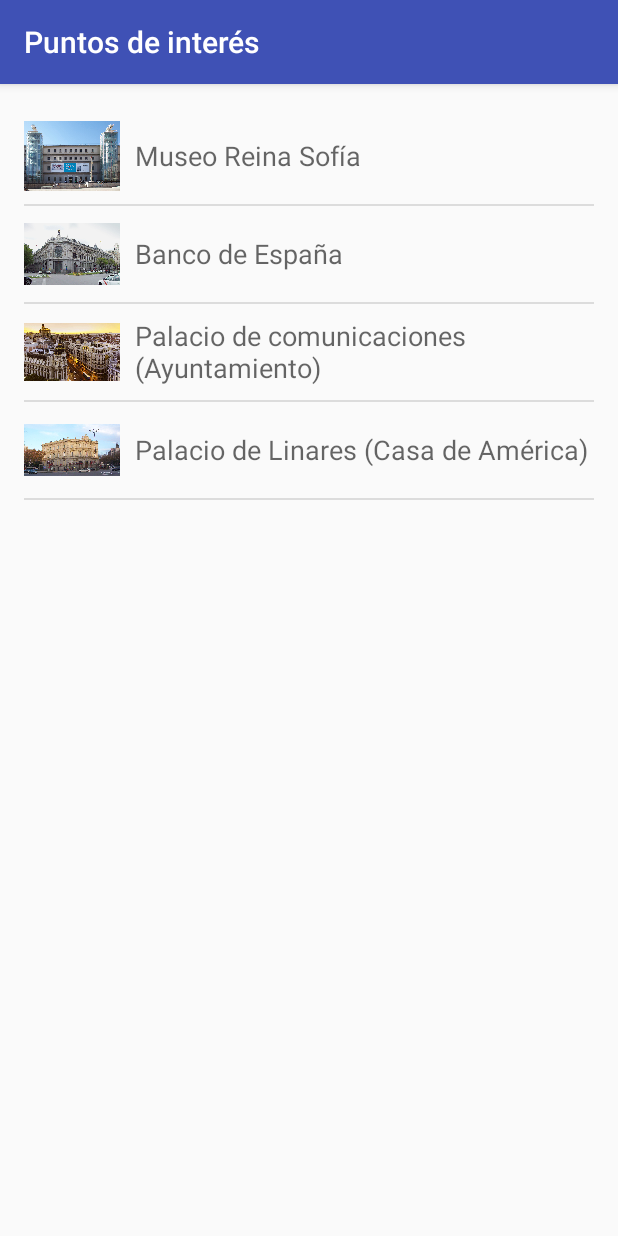
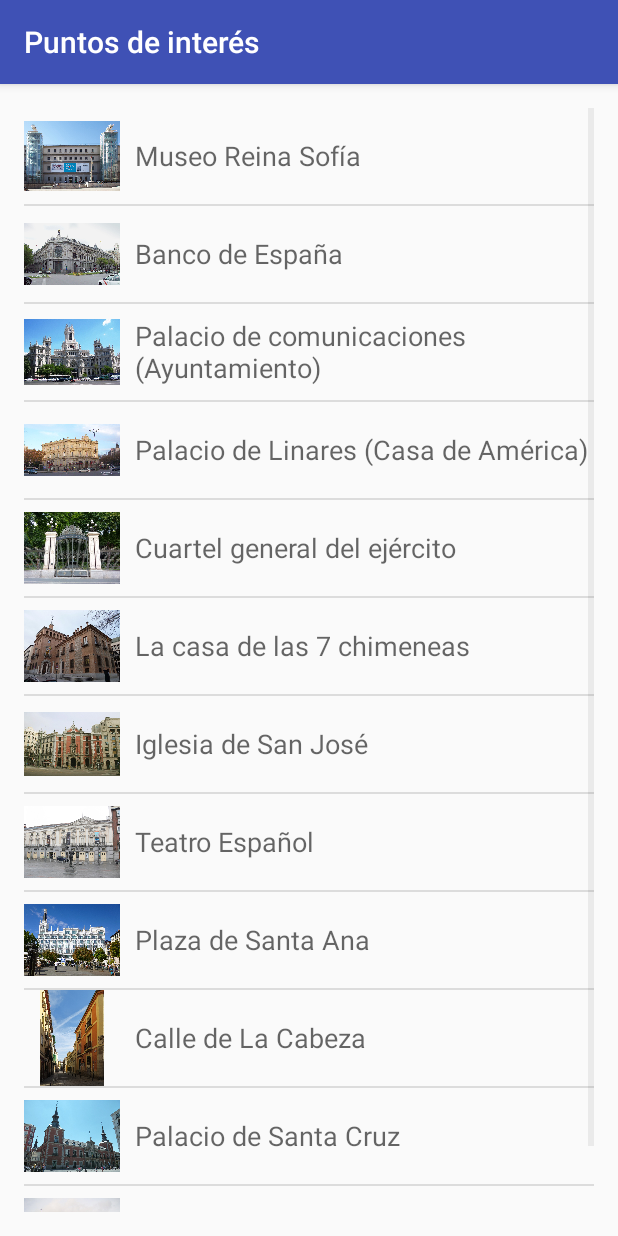
Before and after one commit to GynGyny/MadridEncantadaPFC, an Android app: the AllPointsOfInterestActivity screen opened directly, with no data from a screen before it, on a phone screen of 412 x 824 dp. Run offline under Robolectric (Android 15) with nearby library versions, the phone set to English and light mode, and no system bars.

Commit message:
Todos los puntos
Están las ubicaciones del mapa y los lugares de interes.
Puntos del mapa salen todos centrados y todo OK

```diff
--- a/app/src/main/java/geo/rutas/madrid/com/madridencantada/activities/AllPointsOfInterestActivity.java
+++ b/app/src/main/java/geo/rutas/madrid/com/madridencantada/activities/AllPointsOfInterestActivity.java
@@ -52,13 +52,32 @@ public class AllPointsOfInterestActivity extends AppCompatActivity {
         //Las imagenes se cambian por las del sitio, Reina Sofía, Banco España, etc
         Lugar reinaSofia = new Lugar(getString(R.string.sofia),"Hospital", "Medium", "No lo sé",R.drawable.museo_reina_sofia, 40.407969, -3.694804);
         Lugar bancoEspania = new Lugar(getString(R.string.banco),"Banco", "Monja", "A veces", R.drawable.banco_de_espana, 40.418740, -3.694601);
-        Lugar ayuntamiento = new Lugar(getString(R.string.ayuntamiento),"Palacio Comunicaciones", "Masacre", "Metro Banco España", R.drawable.madrid, 40.418633, -3.692476);
+        Lugar ayuntamiento = new Lugar(getString(R.string.ayuntamiento),"Palacio Comunicaciones", "Masacre", "Metro Banco España", R.drawable.ayuntamiento_de_madrid, 40.418633, -3.692476);
         Lugar linares = new Lugar(getString(R.string.linares), "Casa de América", "Psicofonías", "Recoletos", R.drawable.casa_de_america, 40.419947, -3.692248);
+        Lugar ejercito = new Lugar(getString(R.string.ejercito), "Cuartel General del Ejército de Tierra", "Prim", "Recoletos", R.drawable.cuartel_general_ejercito, 40.421081, -3.694592);
+        Lugar chimeneas = new Lugar(getString(R.string.chimenea), "7 chimeneas", "chimeneas", "Recoletos", R.drawable.casa_de_las_7_chimeneas, 40.4202, -3.69666);
+        Lugar iglesia = new Lugar(getString(R.string.iglesia), "Iglesia de San José", "Baile", "Gran vía", R.drawable.iglesia_de_san_jose, 40.419068, -3.696654);
+        Lugar teatro = new Lugar(getString(R.string.teatro), "Teatro Español", "Muchos", "Plaza Santa Ana", R.drawable.teatro_espanol_madrid, 40.414852, -3.699982);
+        Lugar ana = new Lugar(getString(R.string.ana), "Plaza de Santa Ana", "No me acuerdo", "Plaza de Santa Ana", R.drawable.plaza_de_santa_ana, 40.414714, -3.700897);
+        //Lugar hotel = new Lugar(getString(R.string.hotel), "Hotel del Gato", "Varios", "calle del gato", R.drawable.casa_de_las_7_chimeneas, 40.4202, -3.69666);
+        Lugar cabeza = new Lugar(getString(R.string.cabeza), "Calle de La Cabeza", "Cabeza", "Calle de La Cabeza", R.drawable.calle_de_la_cabeza, 40.411864, -3.703292);
+        Lugar palacio = new Lugar(getString(R.string.palacio), "Palacio de Santa Cruz", "palacios", "palacio", R.drawable.palacio_de_santa_cruz, 40.4147, -3.706031);
+        Lugar mayor = new Lugar(getString(R.string.mayor), "Plaza Mayor", "Ajusticiados", "Plaza Mayor", R.drawable.plaza_mayor, 40.415556, -3.707222);
+
         lugaresList = new ArrayList<Lugar>();
         lugaresList.add(reinaSofia);
         lugaresList.add(bancoEspania);
         lugaresList.add(ayuntamiento);
         lugaresList.add(linares);
+        lugaresList.add(ejercito);
+        lugaresList.add(chimeneas);
+        lugaresList.add(iglesia);
+        lugaresList.add(teatro);
+        lugaresList.add(ana);
+        //<string name="hotel">Hotel del Gato</string>
+        lugaresList.add(cabeza);
+        lugaresList.add(palacio);
+        lugaresList.add(mayor);
     }
 
     private void goToLugarDetailAcivity(Lugar lugarItem) {
--- a/app/src/main/java/geo/rutas/madrid/com/madridencantada/activities/MainActivity.java
+++ b/app/src/main/java/geo/rutas/madrid/com/madridencantada/activities/MainActivity.java
@@ -44,7 +44,7 @@ public class MainActivity extends AppCompatActivity implements View.OnClickListe
 
     private void setAppLanguage() {
         SharedPreferences sharedPreferences = getSharedPreferences("MisPreferencias", Context.MODE_PRIVATE);
-        String languageToLoad = sharedPreferences.getString(getString(R.string.language), "es") ;   // your language
+        String languageToLoad = sharedPreferences.getString(getString(R.string.language_key_preferencias), "es") ;   // your language
         Locale locale = new Locale(languageToLoad);
         Locale.setDefault(locale);
         Configuration config = new Configuration();
--- a/app/src/main/java/geo/rutas/madrid/com/madridencantada/activities/OptionsActivity.java
+++ b/app/src/main/java/geo/rutas/madrid/com/madridencantada/activities/OptionsActivity.java
@@ -58,10 +58,10 @@ public class OptionsActivity extends AppCompatActivity {
                 SharedPreferences.Editor editor = sharedPreferences.edit();
                 switch (which) {
                     case 0:
-                        editor.putString(getString(R.string.language), "es");
+                        editor.putString(getString(R.string.language_key_preferencias), "es");
                         break;
                     case 1:
-                        editor.putString(getString(R.string.language), "en");
+                        editor.putString(getString(R.string.language_key_preferencias), "en");
                         break;
                 }
                 editor.commit();
```
Also changed, not shown: app/src/main/java/geo/rutas/madrid/com/madridencantada/activities/PointMapActivity.java (+44 -10 lines), app/src/main/res/values/strings.xml (+3 -4 lines), app/src/main/res/drawable/ayuntamiento_de_madrid.JPG (added), app/src/main/res/drawable/calle_de_la_cabeza.jpg (added), app/src/main/res/drawable/casa_de_las_7_chimeneas.jpg (added), app/src/main/res/drawable/cuartel_general_ejercito.JPG (added), app/src/main/res/drawable/iglesia_de_san_jose.jpg (added), app/src/main/res/drawable/palacio_de_santa_cruz.jpg (added), app/src/main/res/drawable/plaza_de_santa_ana.jpg (added), app/src/main/res/drawable/plaza_mayor.JPG (added), app/src/main/res/drawable/teatro_espanol_madrid.jpg (added).
